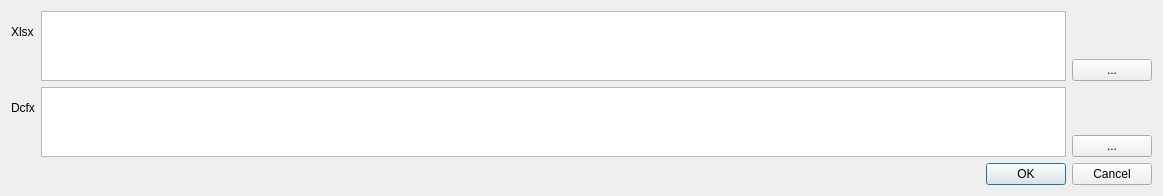
First picture: the form in config_ui.ui, repository linuslau/autoallegro, before the edit.
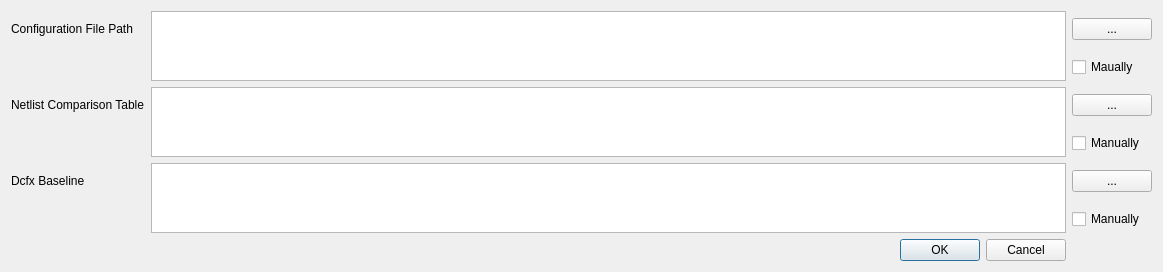
Second picture: the form after the edit.

Commit message: Add config folder and load excel automatically

```diff
--- a/config_ui.ui
+++ b/config_ui.ui
@@ -7,48 +7,44 @@
     <x>0</x>
     <y>0</y>
     <width>1163</width>
-    <height>171</height>
+    <height>236</height>
    </rect>
   </property>
   <property name="windowTitle">
    <string>Dialog</string>
   </property>
   <layout class="QGridLayout" name="gridLayout">
-   <item row="0" column="0">
+   <item row="5" column="1" rowspan="2">
+    <widget class="QPlainTextEdit" name="plainTextEdit_2"/>
+   </item>
+   <item row="4" column="2">
+    <widget class="QCheckBox" name="checkBox">
+     <property name="text">
+      <string>Manually</string>
+     </property>
+    </widget>
+   </item>
+   <item row="3" column="0">
     <widget class="QLabel" name="label">
      <property name="text">
-      <string>Xlsx</string>
+      <string>Netlist Comparison Table</string>
+     </property>
+    </widget>
+   </item>
+   <item row="0" column="0">
+    <widget class="QLabel" name="label_3">
+     <property name="text">
+      <string>Configuration File Path</string>
      </property>
     </widget>
    </item>
    <item row="0" column="1" rowspan="2">
+    <widget class="QPlainTextEdit" name="plainTextEdit_3"/>
+   </item>
+   <item row="3" column="1" rowspan="2">
     <widget class="QPlainTextEdit" name="plainTextEdit"/>
    </item>
-   <item row="1" column="2">
-    <widget class="QPushButton" name="pushButton">
-     <property name="text">
-      <string>...</string>
-     </property>
-    </widget>
-   </item>
-   <item row="2" column="0">
-    <widget class="QLabel" name="label_2">
-     <property name="text">
-      <string>Dcfx</string>
-     </property>
-    </widget>
-   </item>
-   <item row="2" column="1" rowspan="2">
-    <widget class="QPlainTextEdit" name="plainTextEdit_2"/>
-   </item>
-   <item row="3" column="2">
-    <widget class="QPushButton" name="pushButton_2">
-     <property name="text">
-      <string>...</string>
-     </property>
-    </widget>
-   </item>
-   <item row="4" column="1" colspan="2">
+   <item row="8" column="1">
     <widget class="QDialogButtonBox" name="buttonBox">
      <property name="orientation">
       <enum>Qt::Horizontal</enum>
@@ -58,6 +54,48 @@
      </property>
     </widget>
    </item>
+   <item row="3" column="2">
+    <widget class="QPushButton" name="pushButton">
+     <property name="text">
+      <string>...</string>
+     </property>
+    </widget>
+   </item>
+   <item row="5" column="0">
+    <widget class="QLabel" name="label_2">
+     <property name="text">
+      <string>Dcfx Baseline</string>
+     </property>
+    </widget>
+   </item>
+   <item row="5" column="2">
+    <widget class="QPushButton" name="pushButton_2">
+     <property name="text">
+      <string>...</string>
+     </property>
+    </widget>
+   </item>
+   <item row="6" column="2">
+    <widget class="QCheckBox" name="checkBox_2">
+     <property name="text">
+      <string>Manually</string>
+     </property>
+    </widget>
+   </item>
+   <item row="0" column="2">
+    <widget class="QPushButton" name="pushButton_3">
+     <property name="text">
+      <string>...</string>
+     </property>
+    </widget>
+   </item>
+   <item row="1" column="2">
+    <widget class="QCheckBox" name="checkBox_3">
+     <property name="text">
+      <string>Maually</string>
+     </property>
+    </widget>
+   </item>
   </layout>
  </widget>
  <resources/>
```
The commit also changes 5 other files.
